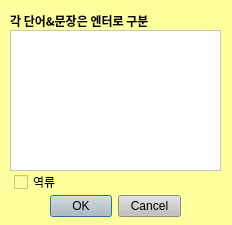
Before: the Qt Designer form view/plasterWordDialog.ui in cmh1027/everytimeUtility, drawn with Qt 5.
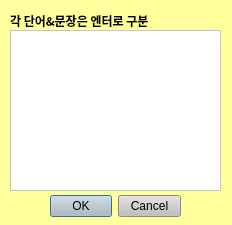
After: the same form once the commit is applied.

```diff
--- a/view/plasterWordDialog.ui
+++ b/view/plasterWordDialog.ui
@@ -64,37 +64,13 @@
      <x>10</x>
      <y>30</y>
      <width>211</width>
-     <height>141</height>
+     <height>161</height>
     </rect>
    </property>
    <property name="styleSheet">
     <string notr="true">background-color: rgb(255, 255, 255);</string>
    </property>
   </widget>
-  <widget class="QCheckBox" name="regurgitateCheckBox">
-   <property name="geometry">
-    <rect>
-     <x>14</x>
-     <y>174</y>
-     <width>59</width>
-     <height>16</height>
-    </rect>
-   </property>
-   <property name="sizePolicy">
-    <sizepolicy hsizetype="Preferred" vsizetype="Fixed">
-     <horstretch>0</horstretch>
-     <verstretch>0</verstretch>
-    </sizepolicy>
-   </property>
-   <property name="font">
-    <font>
-     <family>굴림</family>
-    </font>
-   </property>
-   <property name="text">
-    <string>역류</string>
-   </property>
-  </widget>
  </widget>
  <resources/>
  <connections>
```
